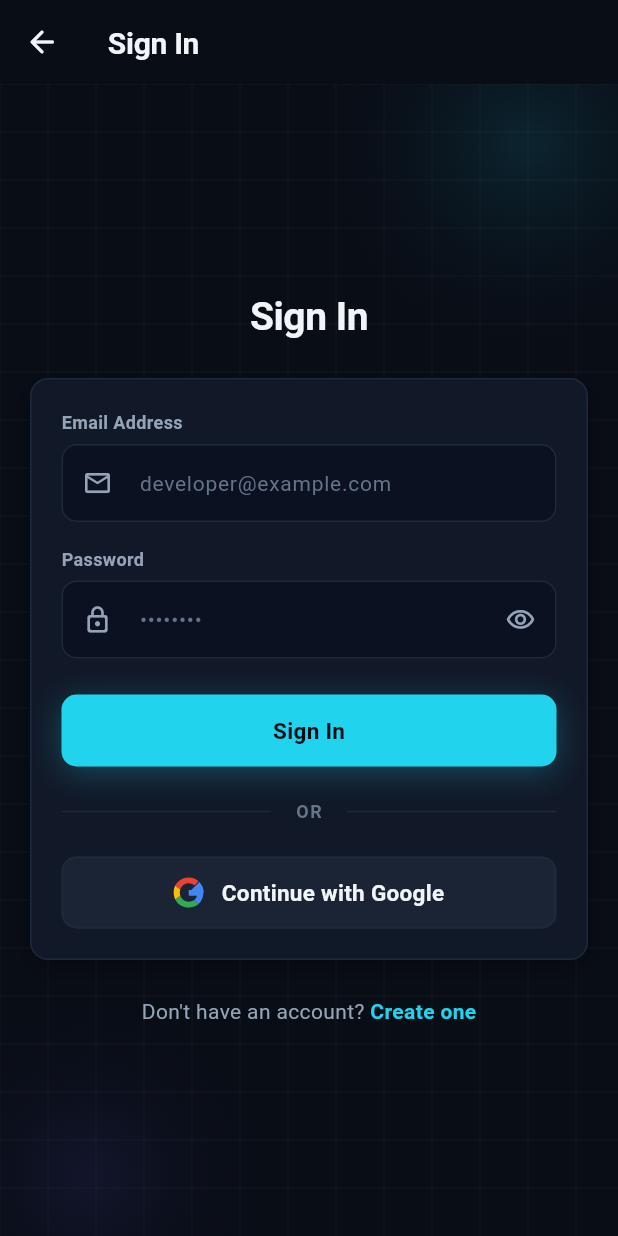
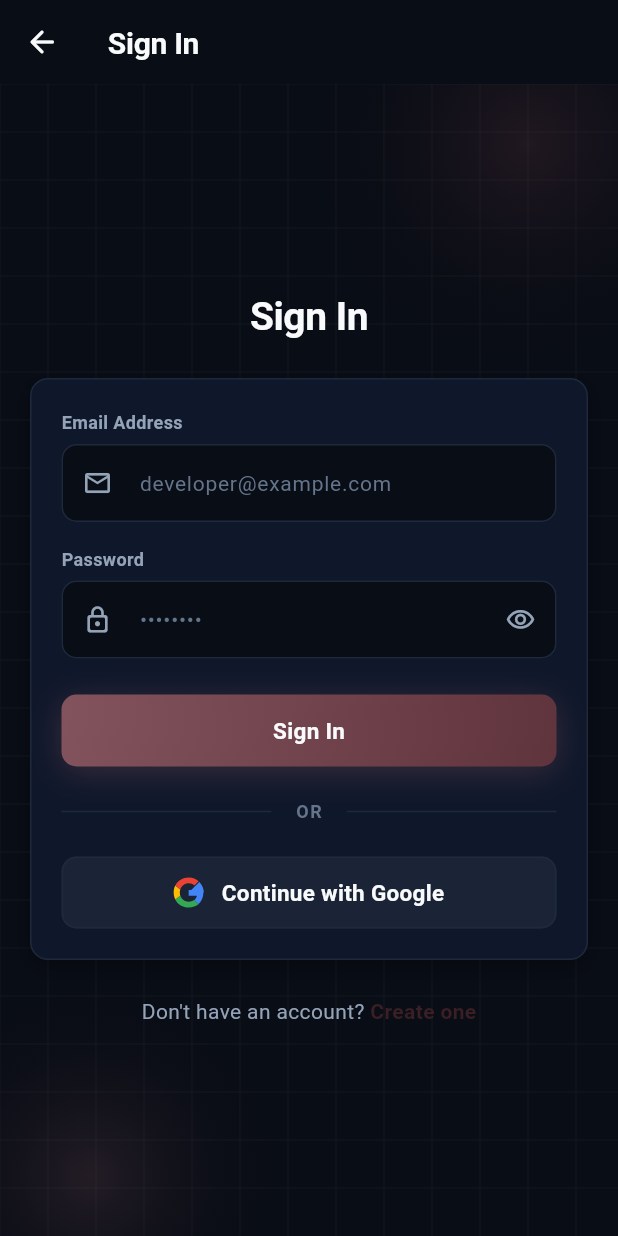
Before and after one commit to Badrinath-Veeramallu/DevOps-Learning-Platform, a Flutter app: the screen it shows after launch, after a tap on "Sign In", on a phone screen of 412 x 824 dp. Run offline on Flutter 3.47's test engine with Material 3 defaults, Android fonts, the light colour scheme and no system bars; our stand-ins replace dio, flutter_secure_storage, go_router, google_sign_in; accounts and stored records are empty.

Commit message:
UI changed

```diff
--- a/mobile/lib/core/theme/app_colors.dart
+++ b/mobile/lib/core/theme/app_colors.dart
@@ -2,53 +2,58 @@ import 'package:flutter/material.dart';
 
 /// Centralized color palette for the DevOps Learning Platform mobile application.
 ///
-/// These colors are directly derived from the Cyber Midnight design system
-/// established in the web application (`web/src/index.css` and `design-system/`).
+/// These colors are directly derived from the Deep Burgundy design system
+/// established in the web application (`web/src/index.css` and `design-system/devops-learning-platform/MASTER.md`).
 class AppColors {
   // Prevent instantiation of utility class
   AppColors._();
 
   // Core Canvas & Surfaces
   static const Color background = Color(0xFF090D16);
-  static const Color surface = Color(0xFF111827);
+  static const Color surface = Color(0xFF0F172A);
   static const Color surfaceElevated = Color(0xFF1E293B);
-  static const Color surfaceCard = Color(0xE0111827); // 88% opacity
-  static const Color inputBackground = Color(0xFF0B1120);
+  static const Color surfaceCard = Color(0xE00F172A); // 88% opacity
+  static const Color inputBackground = Color(0xFF090D16);
 
-  // Primary Accent (Cyan)
-  static const Color primary = Color(0xFF22D3EE);
-  static const Color primaryHover = Color(0xFF06B6D4);
-  static const Color primaryActive = Color(0xFF0891B2);
-  static const Color primaryLight = Color(0xFF67E8F9);
-  static const Color primarySubtle = Color(0x1F22D3EE); // 12% opacity
-  static const Color primaryBorder = Color(0x5922D3EE); // 35% opacity
+  // Primary Accent (Deep Burgundy)
+  static const Color primary = Color(0xFF3B1F24);
+  static const Color primaryHover = Color(0xFF4D2930);
+  static const Color primaryActive = Color(0xFF2E171B);
+  static const Color primaryLight = Color(0xFF82535D);
+  static const Color primarySubtle = Color(0x333B1F24); // ~20% opacity
+  static const Color primaryBorder = Color(0x6682535D); // ~40% opacity dusty rose
 
-  // Secondary Accent (Lime)
-  static const Color secondary = Color(0xFFA3E635);
-  static const Color secondaryHover = Color(0xFF84CC16);
-  static const Color secondaryActive = Color(0xFF65A30D);
-  static const Color secondaryLight = Color(0xFFBEF264);
-  static const Color secondarySubtle = Color(0x1FA3E635);
-  static const Color secondaryBorder = Color(0x59A3E635);
+  // Secondary Accent (Muted Burgundy)
+  static const Color secondary = Color(0xFF60343D);
+  static const Color secondaryHover = Color(0xFF723D48);
+  static const Color secondaryActive = Color(0xFF4E2A31);
+  static const Color secondaryLight = Color(0xFFB88A91);
+  static const Color secondarySubtle = Color(0x3360343D);
+  static const Color secondaryBorder = Color(0x66B88A91);
 
-  // Indigo Accent (Brand depth)
-  static const Color indigo = Color(0xFF6366F1);
-  static const Color indigoSubtle = Color(0x1F6366F1);
-  static const Color indigoBorder = Color(0x596366F1);
+  // Accent & Highlights (Dusty Rose & Soft Rose & Pale Blush)
+  static const Color accent = Color(0xFF82535D);
+  static const Color lightAccent = Color(0xFFB88A91);
+  static const Color subtleHighlight = Color(0xFFE7D4D7);
+
+  // Legacy alias for brand depth (Dusty Rose)
+  static const Color indigo = Color(0xFF82535D);
+  static const Color indigoSubtle = Color(0x3382535D);
+  static const Color indigoBorder = Color(0x6682535D);
 
   // Typography Colors
-  static const Color textMain = Color(0xFFF1F5F9);
+  static const Color textMain = Color(0xFFF8FAFC);
   static const Color textMuted = Color(0xFF94A3B8);
   static const Color textSubtle = Color(0xFF64748B);
 
-  // Semantic Feedback
+  // Semantic Feedback (Preserved strictly)
   static const Color error = Color(0xFFEF4444);
   static const Color errorBg = Color(0x1FEF4444);
   static const Color errorBorder = Color(0x4DEF4444);
 
-  static const Color success = Color(0xFFA3E635);
-  static const Color successBg = Color(0x1FA3E635);
-  static const Color successBorder = Color(0x59A3E635);
+  static const Color success = Color(0xFF10B981);
+  static const Color successBg = Color(0x1F10B981);
+  static const Color successBorder = Color(0x5910B981);
 
   static const Color warning = Color(0xFFF59E0B);
   static const Color warningBg = Color(0x1FF59E0B);
--- a/mobile/lib/core/theme/app_theme.dart
+++ b/mobile/lib/core/theme/app_theme.dart
@@ -16,9 +16,9 @@ class AppTheme {
       primaryColor: AppColors.primary,
       colorScheme: const ColorScheme.dark(
         primary: AppColors.primary,
-        onPrimary: AppColors.background,
+        onPrimary: AppColors.textMain,
         secondary: AppColors.secondary,
-        onSecondary: AppColors.background,
+        onSecondary: AppColors.textMain,
         surface: AppColors.surface,
         onSurface: AppColors.textMain,
         error: AppColors.error,
@@ -84,7 +84,7 @@ class AppTheme {
         ),
         focusedBorder: OutlineInputBorder(
           borderRadius: BorderRadius.circular(10),
-          borderSide: const BorderSide(color: AppColors.primary, width: 1.5),
+          borderSide: const BorderSide(color: AppColors.accent, width: 1.5),
         ),
         errorBorder: OutlineInputBorder(
           borderRadius: BorderRadius.circular(10),
@@ -99,7 +99,7 @@ class AppTheme {
 
       // Progress Indicator theme
       progressIndicatorTheme: const ProgressIndicatorThemeData(
-        color: AppColors.primary,
+        color: AppColors.lightAccent,
         linearTrackColor: AppColors.surfaceElevated,
         circularTrackColor: AppColors.surfaceElevated,
       ),
--- a/mobile/lib/core/widgets/app_button.dart
+++ b/mobile/lib/core/widgets/app_button.dart
@@ -71,10 +71,17 @@ class AppButton extends StatelessWidget {
         buttonWidget = Container(
           decoration: BoxDecoration(
             borderRadius: BorderRadius.circular(10),
+            gradient: enabled
+                ? const LinearGradient(
+                    colors: [AppColors.accent, AppColors.secondary],
+                    begin: Alignment.topLeft,
+                    end: Alignment.bottomRight,
+                  )
+                : null,
             boxShadow: enabled
                 ? [
                     BoxShadow(
-                      color: AppColors.primary.withValues(alpha: 0.28),
+                      color: AppColors.accent.withValues(alpha: 0.35),
                       blurRadius: 18,
                       offset: const Offset(0, 4),
                     ),
@@ -84,8 +91,9 @@ class AppButton extends StatelessWidget {
           child: ElevatedButton(
             onPressed: enabled ? onPressed : null,
             style: ElevatedButton.styleFrom(
-              backgroundColor: AppColors.primary,
-              foregroundColor: AppColors.background,
+              backgroundColor: enabled ? Colors.transparent : AppColors.surfaceElevated,
+              foregroundColor: AppColors.textMain,
+              shadowColor: Colors.transparent,
               disabledBackgroundColor: AppColors.surfaceElevated,
               disabledForegroundColor: AppColors.textSubtle,
               elevation: 0,
@@ -104,7 +112,7 @@ class AppButton extends StatelessWidget {
           onPressed: enabled ? onPressed : null,
           style: OutlinedButton.styleFrom(
             backgroundColor: AppColors.surfaceElevated.withValues(alpha: 0.6),
-            foregroundColor: AppColors.primary,
+            foregroundColor: AppColors.subtleHighlight,
             disabledForegroundColor: AppColors.textSubtle,
             side: BorderSide(
               color: enabled
@@ -152,11 +160,11 @@ class AppButton extends StatelessWidget {
     switch (variant) {
       case ButtonVariant.primary:
         return AppTypography.buttonText.copyWith(
-          color: AppColors.background,
+          color: AppColors.textMain,
           fontWeight: FontWeight.w700,
         );
       case ButtonVariant.secondary:
-        return AppTypography.buttonText.copyWith(color: AppColors.primary);
+        return AppTypography.buttonText.copyWith(color: AppColors.subtleHighlight);
       case ButtonVariant.ghost:
         return AppTypography.buttonText.copyWith(color: AppColors.textMuted);
     }
--- a/mobile/lib/core/widgets/cyber_background.dart
+++ b/mobile/lib/core/widgets/cyber_background.dart
@@ -16,7 +16,7 @@ class CyberBackground extends StatelessWidget {
       color: AppColors.background,
       child: Stack(
         children: [
-          // Ambient Radial Gradient - Top Right (Cyan glow)
+          // Ambient Radial Gradient - Top Right (Burgundy glow)
           Positioned(
             top: -120,
             right: -100,
@@ -27,7 +27,7 @@ class CyberBackground extends StatelessWidget {
                 shape: BoxShape.circle,
                 gradient: RadialGradient(
                   colors: [
-                    AppColors.primary.withValues(alpha: 0.12),
+                    AppColors.secondary.withValues(alpha: 0.28),
                     Colors.transparent,
                   ],
                 ),
@@ -35,7 +35,7 @@ class CyberBackground extends StatelessWidget {
             ),
           ),
 
-          // Ambient Radial Gradient - Bottom Left (Indigo / Lime glow)
+          // Ambient Radial Gradient - Bottom Left (Dusty Rose glow)
           Positioned(
             bottom: -100,
             left: -80,
@@ -46,7 +46,7 @@ class CyberBackground extends StatelessWidget {
                 shape: BoxShape.circle,
                 gradient: RadialGradient(
                   colors: [
-                    AppColors.indigo.withValues(alpha: 0.10),
+                    AppColors.accent.withValues(alpha: 0.22),
                     Colors.transparent,
                   ],
                 ),
```
Also changed, not shown: mobile/lib/core/widgets/status_badge.dart (+6 -6 lines), 14 other files.
